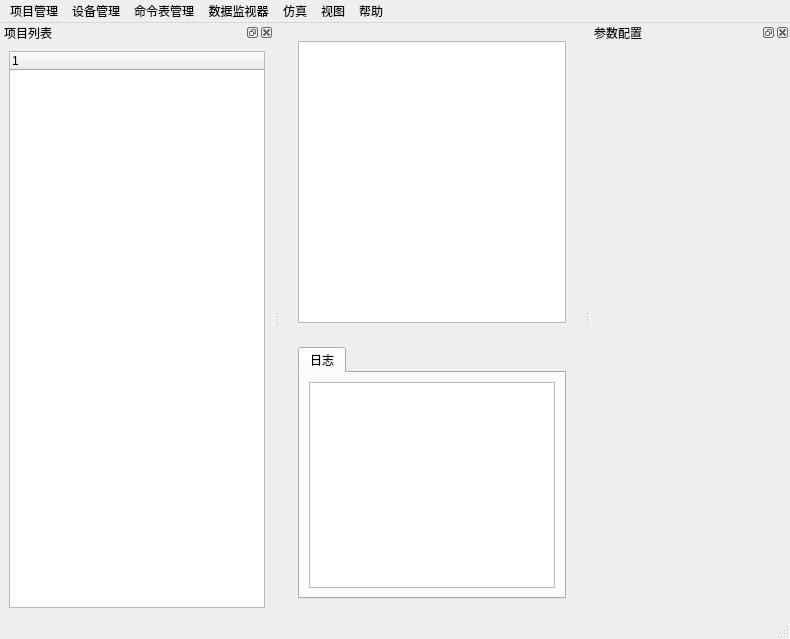
The window that mainwindow.ui (RobbinLin7/ARINC659-SIM) describes before a commit, drawn with Qt 5.
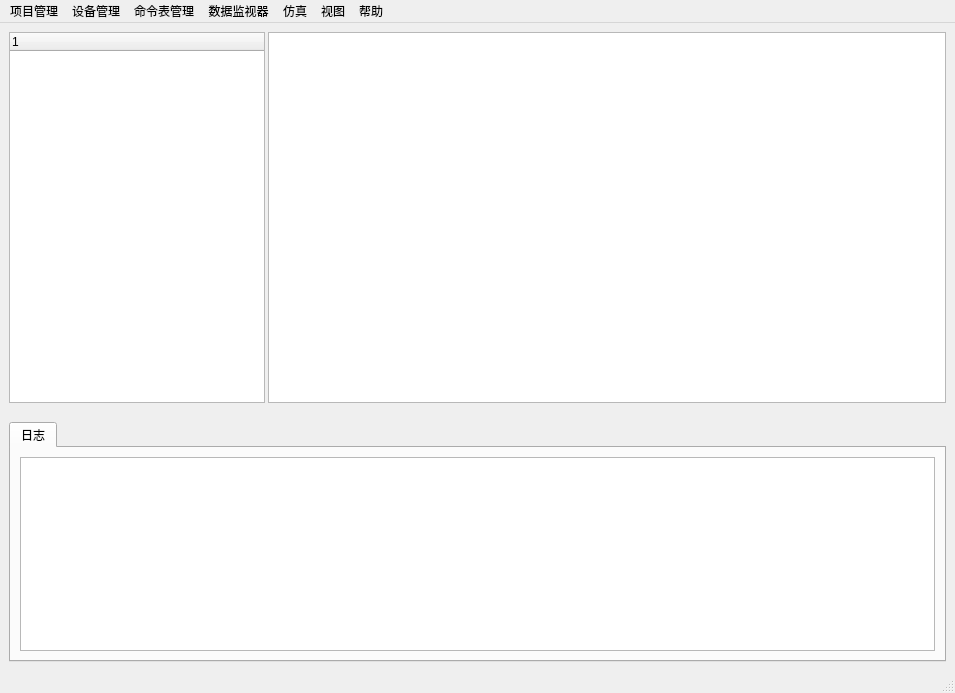
The same window after the commit.

Commit message: 修改了界面

What changed in the file:
```diff
--- a/mainwindow.ui
+++ b/mainwindow.ui
@@ -6,35 +6,101 @@
    <rect>
     <x>0</x>
     <y>0</y>
-    <width>790</width>
-    <height>639</height>
+    <width>955</width>
+    <height>693</height>
    </rect>
   </property>
+  <property name="sizePolicy">
+   <sizepolicy hsizetype="Fixed" vsizetype="Fixed">
+    <horstretch>0</horstretch>
+    <verstretch>0</verstretch>
+   </sizepolicy>
+  </property>
   <property name="windowTitle">
    <string>MainWindow</string>
   </property>
   <widget class="QWidget" name="centralwidget">
+   <property name="sizePolicy">
+    <sizepolicy hsizetype="Fixed" vsizetype="Fixed">
+     <horstretch>0</horstretch>
+     <verstretch>0</verstretch>
+    </sizepolicy>
+   </property>
+   <layout class="QGridLayout" name="gridLayout">
+    <item row="0" column="0">
    <layout class="QVBoxLayout" name="verticalLayout">
     <item>
-     <widget class="QWidget" name="widget" native="true">
-      <property name="minimumSize">
-       <size>
-        <width>0</width>
-        <height>300</height>
-       </size>
-      </property>
       <layout class="QHBoxLayout" name="horizontalLayout">
+        <property name="spacing">
+         <number>3</number>
+        </property>
+        <property name="sizeConstraint">
+         <enum>QLayout::SetDefaultConstraint</enum>
+        </property>
+        <property name="leftMargin">
+         <number>0</number>
+        </property>
+        <property name="bottomMargin">
+         <number>0</number>
+        </property>
        <item>
-        <widget class="QGraphicsView" name="graphicsView"/>
-       </item>
-      </layout>
-     </widget>
+         <widget class="QTreeWidget" name="projectTreeWidget">
+          <property name="sizePolicy">
+           <sizepolicy hsizetype="Fixed" vsizetype="Expanding">
+            <horstretch>0</horstretch>
+            <verstretch>0</verstretch>
+           </sizepolicy>
+          </property>
+          <property name="minimumSize">
+           <size>
+            <width>0</width>
+            <height>0</height>
+           </size>
+          </property>
+         </widget>
+        </item>
+        <item>
+         <widget class="QGraphicsView" name="graphicsView">
+          <property name="sizePolicy">
+           <sizepolicy hsizetype="Minimum" vsizetype="Expanding">
+            <horstretch>0</horstretch>
+            <verstretch>0</verstretch>
+           </sizepolicy>
+          </property>
+         </widget>
+        </item>
+       </layout>
     </item>
     <item>
-     <widget class="QWidget" name="widget_2" native="true">
-      <layout class="QHBoxLayout" name="horizontalLayout_2">
+       <spacer name="verticalSpacer">
+        <property name="orientation">
+         <enum>Qt::Vertical</enum>
+        </property>
+        <property name="sizeType">
+         <enum>QSizePolicy::Minimum</enum>
+        </property>
+        <property name="sizeHint" stdset="0">
+         <size>
+          <width>20</width>
+          <height>13</height>
+         </size>
+        </property>
+       </spacer>
+      </item>
        <item>
         <widget class="QTabWidget" name="tabWidget">
+        <property name="sizePolicy">
+         <sizepolicy hsizetype="Preferred" vsizetype="Minimum">
+          <horstretch>0</horstretch>
+          <verstretch>0</verstretch>
+         </sizepolicy>
+        </property>
+        <property name="minimumSize">
+         <size>
+          <width>100</width>
+          <height>0</height>
+         </size>
+        </property>
          <property name="currentIndex">
           <number>0</number>
          </property>
@@ -51,7 +117,6 @@
         </widget>
        </item>
       </layout>
-     </widget>
     </item>
    </layout>
   </widget>
@@ -60,7 +125,7 @@
     <rect>
      <x>0</x>
      <y>0</y>
-     <width>790</width>
+     <width>955</width>
      <height>21</height>
     </rect>
    </property>
@@ -131,54 +196,6 @@
    <addaction name="menuHelp"/>
   </widget>
   <widget class="QStatusBar" name="statusbar"/>
-  <widget class="QDockWidget" name="dockWidget">
-   <property name="windowTitle">
-    <string>项目列表</string>
-   </property>
-   <attribute name="dockWidgetArea">
-    <number>1</number>
-   </attribute>
-   <widget class="QWidget" name="dockWidgetContents">
-    <layout class="QVBoxLayout" name="verticalLayout_2">
-     <item>
-      <widget class="QTreeWidget" name="treeWidget">
-       <column>
-        <property name="text">
-         <string notr="true">1</string>
-        </property>
-       </column>
-      </widget>
-     </item>
-    </layout>
-   </widget>
-  </widget>
-  <widget class="QDockWidget" name="dockWidget_2">
-   <property name="minimumSize">
-    <size>
-     <width>200</width>
-     <height>50</height>
-    </size>
-   </property>
-   <property name="maximumSize">
-    <size>
-     <width>300</width>
-     <height>524287</height>
-    </size>
-   </property>
-   <property name="windowTitle">
-    <string>参数配置</string>
-   </property>
-   <attribute name="dockWidgetArea">
-    <number>2</number>
-   </attribute>
-   <widget class="QWidget" name="dockWidgetContents_2">
-    <layout class="QVBoxLayout" name="verticalLayout_4">
-     <item>
-      <widget class="QWidget" name="paraConfigWidget" native="true"/>
-     </item>
-    </layout>
-   </widget>
-  </widget>
   <action name="actionNewProject">
    <property name="text">
     <string>新建项目</string>
```
Lines whose indentation alone changed are shown as unchanged. The commit also changes 3 other files.
